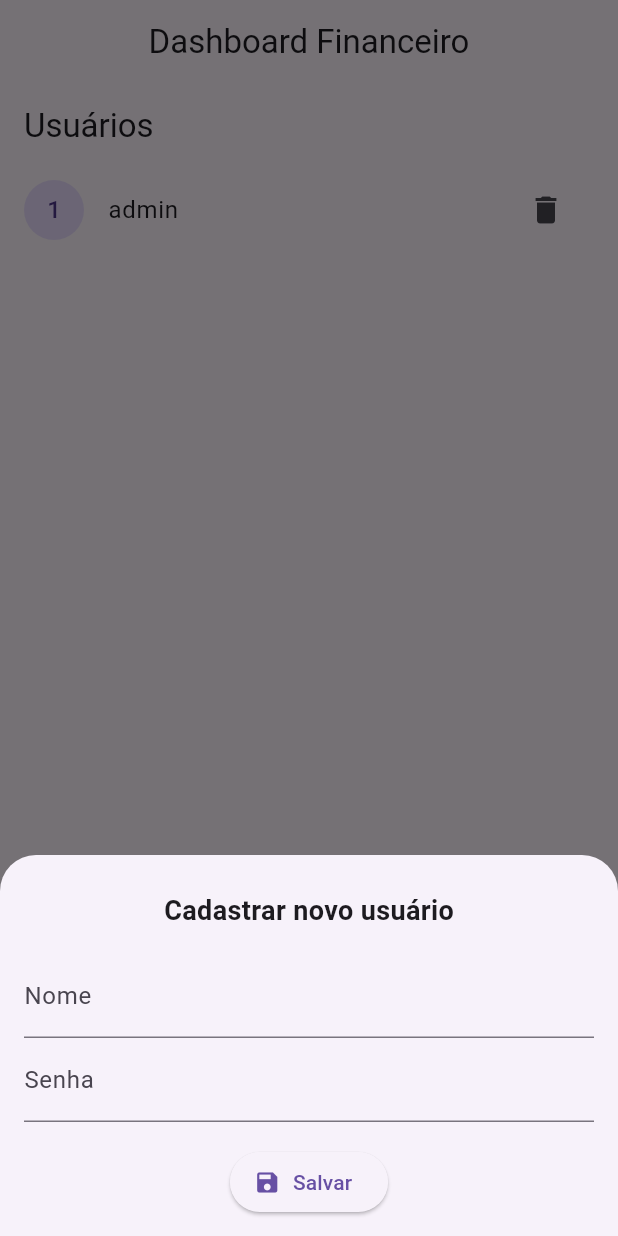
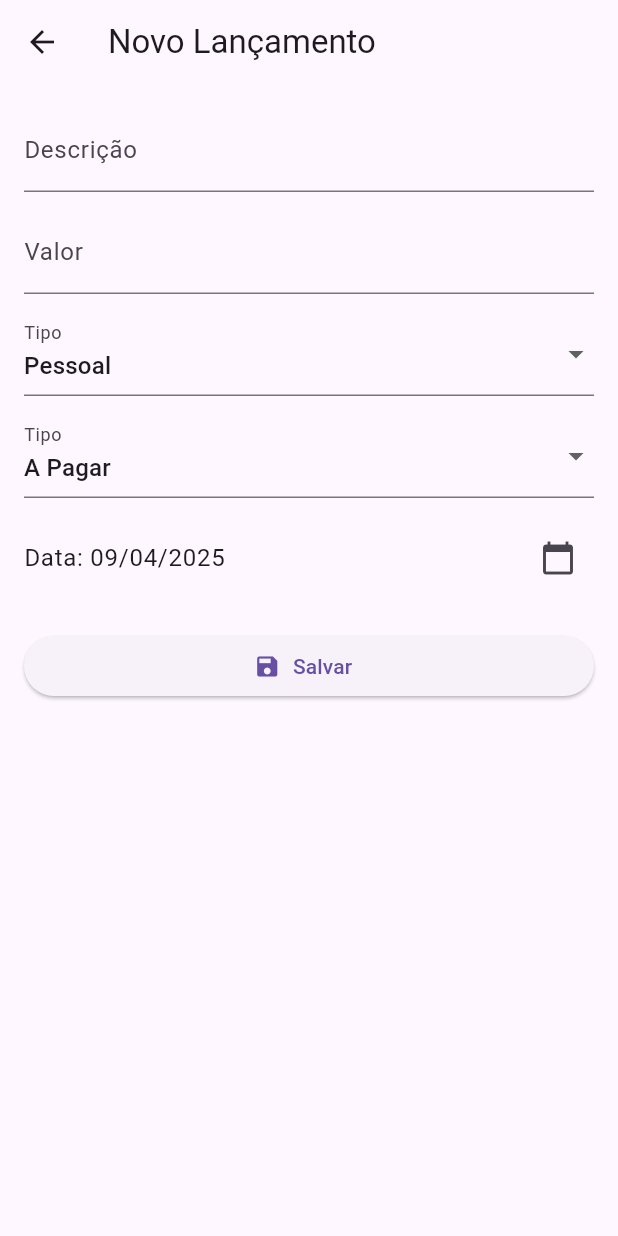
Before and after one commit to tiagocrisostomo/flutter-sqlite-modular, a Flutter app: the HomePage screen opened directly, item 2 of the bottom bar chosen, after a tap on the "add" icon, on a phone screen of 412 x 824 dp. Run offline on Flutter 3.47's test engine with Material 3 defaults, Android fonts, the phone set to English and light mode, and no system bars; our stand-ins replace sqflite; accounts and stored records are empty.

Commit message:
Atualizações do Painel e inclusão dos lançamentos no banco de dados.

```diff
--- a/lib/main.dart
+++ b/lib/main.dart
@@ -1,5 +1,6 @@
 import 'package:db_sqlite/store/auth_store.dart';
 import 'package:db_sqlite/screens/login_screen.dart';
+import 'package:db_sqlite/store/finan_lancamento_store.dart';
 
 import 'package:db_sqlite/store/usuario_store.dart';
 import 'package:db_sqlite/utils/seed.dart';
@@ -15,6 +16,7 @@ void main() async {
       providers: [
         ChangeNotifierProvider(create: (_) => AuthStore()),
         ChangeNotifierProvider(create: (_) => UsuarioStore()),
+        ChangeNotifierProvider(create: (_) => LancamentoStore()),
       ],
       child: MaterialApp(home: LoginScreen(), title: 'Login local'),
     ),
--- a/lib/screens/home.dart
+++ b/lib/screens/home.dart
@@ -1,4 +1,5 @@
 import 'package:db_sqlite/screens/usuario_screen.dart';
+import 'package:db_sqlite/widgets/finan_lancamento_form.dart';
 import 'package:db_sqlite/widgets/finan_painel.dart';
 import 'package:flutter/material.dart';
 
@@ -30,19 +31,19 @@ class _HomePageState extends State<HomePage> {
         currentIndex: paginaAtual,
         onTap: (index) => setState(() => paginaAtual = index),
         items: const [
-          BottomNavigationBarItem(
-            icon: Icon(Icons.pie_chart),
-            label: 'Painel',
-          ),
-          BottomNavigationBarItem(
-            icon: Icon(Icons.people),
-            label: 'Usuários',
-          ),
-          BottomNavigationBarItem(
-            icon: Icon(Icons.settings),
-            label: 'Config',
-          ),
+          BottomNavigationBarItem(icon: Icon(Icons.pie_chart), label: 'Painel'),
+          BottomNavigationBarItem(icon: Icon(Icons.people), label: 'Usuários'),
+          BottomNavigationBarItem(icon: Icon(Icons.settings), label: 'Config'),
         ],
+      ),
+      floatingActionButton: FloatingActionButton(
+        onPressed: () {
+          Navigator.push(
+            context,
+            MaterialPageRoute(builder: (_) => const FormLancamento()),
+          );
+        },
+        child: const Icon(Icons.add),
       ),
     );
   }
--- /dev/null
+++ b/lib/store/finan_lancamento_store.dart
@@ -0,0 +1,20 @@
+import 'package:db_sqlite/data/services/finan_lancamento_service.dart';
+import 'package:flutter/material.dart';
+
+class LancamentoStore extends ChangeNotifier {
+  final _service = LancamentoService();
+
+  double receitas = 0.0;
+  double despesas = 0.0;
+  double tipoGeral = 0.0;
+  double tipoPessoal = 0.0;
+  double get saldo => receitas - despesas;
+
+  Future<void> carregarPainel() async {
+    receitas = await _service.totalAreceber();
+    despesas = await _service.totalApagar();
+    tipoGeral = await _service.totalTipoGeral();
+    tipoPessoal = await _service.totalTipoPessoal();
+    notifyListeners();
+  }
+}
--- /dev/null
+++ b/lib/widgets/finan_lancamento_form.dart
@@ -0,0 +1,141 @@
+import 'package:db_sqlite/data/model/finan_lancamento.dart';
+import 'package:db_sqlite/data/services/finan_lancamento_service.dart';
+import 'package:db_sqlite/store/finan_lancamento_store.dart';
+import 'package:flutter/material.dart';
+import 'package:provider/provider.dart';
+
+class FormLancamento extends StatefulWidget {
+  const FormLancamento({super.key});
+
+  @override
+  State<FormLancamento> createState() => _FormLancamentoState();
+}
+
+class _FormLancamentoState extends State<FormLancamento> {
+  final _formKey = GlobalKey<FormState>();
+
+  final _descricaoController = TextEditingController();
+  final _valorController = TextEditingController();
+  int tipoId = 1;
+  int categoriaId = 1;
+  int usuarioId = 1;
+  DateTime _dataSelecionada = DateTime.now();
+
+  Future<void> _salvarLancamento() async {
+    if (_formKey.currentState!.validate()) {
+      final lancamento = FinanLancamento(
+        descricao: _descricaoController.text,
+        valor: double.parse(_valorController.text),
+        data: _dataSelecionada.toString(),
+        tipoId: tipoId,
+        categoriaId: categoriaId,
+        usuarioId: usuarioId,
+      );
+
+      await LancamentoService().salvarOuAtualizarFinanLancamento(lancamento);
+
+      if (!mounted) return;
+      await context.read<LancamentoStore>().carregarPainel();
+
+      Navigator.pop(context); // fecha o modal
+
+      ScaffoldMessenger.of(context).showSnackBar(
+        const SnackBar(
+          content: Text('Lançamento salvo com sucesso!'),
+          backgroundColor: Colors.green,
+        ),
+      );
+    }
+  }
+
+  @override
+  Widget build(BuildContext context) {
+    return Scaffold(
+      appBar: AppBar(title: const Text('Novo Lançamento')),
+      body: Padding(
+        padding: const EdgeInsets.all(16),
+        child: Form(
+          key: _formKey,
+          child: ListView(
+            children: [
+              TextFormField(
+                controller: _descricaoController,
+                decoration: const InputDecoration(labelText: 'Descrição'),
+                validator:
+                    (value) =>
+                        value == null || value.isEmpty
+                            ? 'Informe a descrição'
+                            : null,
+              ),
+              const SizedBox(height: 12),
+              TextFormField(
+                controller: _valorController,
+                decoration: const InputDecoration(labelText: 'Valor'),
+                keyboardType: TextInputType.number,
+                validator:
+                    (value) =>
+                        value == null || double.tryParse(value) == null
+                            ? 'Valor inválido'
+                            : null,
+              ),
+              const SizedBox(height: 12),
+              DropdownButtonFormField<int>(
+                value: tipoId,
+                items: const [
+                  DropdownMenuItem(value: 1, child: Text('Pessoal')),
+                  DropdownMenuItem(value: 2, child: Text('Geral')),
+                ],
+                onChanged: (value) => setState(() => tipoId = value!),
+                decoration: const InputDecoration(labelText: 'Tipo'),
+              ),
+              const SizedBox(height: 12),
+              DropdownButtonFormField<int>(
+                value: categoriaId,
+                items: const [
+                  DropdownMenuItem(value: 1, child: Text('A Pagar')),
+                  DropdownMenuItem(value: 2, child: Text('A Receber')),
+                ],
+                onChanged: (value) => setState(() => categoriaId = value!),
+                decoration: const InputDecoration(labelText: 'Tipo'),
+              ),
+              const SizedBox(height: 12),
+              ListTile(
+                contentPadding: EdgeInsets.zero,
+                title: Text('Data: ${_formatarData(_dataSelecionada)}'),
+                trailing: IconButton(
+                  icon: const Icon(Icons.calendar_today),
+                  onPressed: _selecionarData,
+                ),
+              ),
+              const SizedBox(height: 20),
+              ElevatedButton.icon(
+                onPressed: _salvarLancamento,
+                icon: const Icon(Icons.save),
+                label: const Text('Salvar'),
+              ),
+            ],
+          ),
+        ),
+      ),
+    );
+  }
+
+  Future<void> _selecionarData() async {
+    final dataEscolhida = await showDatePicker(
+      context: context,
+      initialDate: _dataSelecionada,
+      firstDate: DateTime(2000),
+      lastDate: DateTime.now().add(const Duration(days: 365)),
+    );
+
+    if (dataEscolhida != null) {
+      setState(() {
+        _dataSelecionada = dataEscolhida;
+      });
+    }
+  }
+
+  String _formatarData(DateTime data) {
+    return '${data.day.toString().padLeft(2, '0')}/${data.month.toString().padLeft(2, '0')}/${data.year}';
+  }
+}
--- a/lib/widgets/finan_painel.dart
+++ b/lib/widgets/finan_painel.dart
@@ -1,41 +1,73 @@
+import 'package:db_sqlite/store/finan_lancamento_store.dart';
 import 'package:flutter/material.dart';
+import 'package:provider/provider.dart';
 
 class PainelFinanceiro extends StatelessWidget {
   const PainelFinanceiro({super.key});
 
   @override
   Widget build(BuildContext context) {
-    // Exemplo fixo, você pode trocar por store ou service depois
-    final totalReceitas = 2500.0;
-    final totalDespesas = 1800.0;
-    final saldo = totalReceitas - totalDespesas;
+    final store = context.watch<LancamentoStore>();
 
     return Padding(
       padding: const EdgeInsets.all(16),
       child: Column(
         children: [
-          _infoTile('Receitas', totalReceitas, Colors.green),
+          _infoTile(
+            'Receitas',
+            store.receitas,
+            Colors.green,
+            Icon(Icons.monetization_on, color: Colors.green),
+          ),
           const SizedBox(height: 8),
-          _infoTile('Despesas', totalDespesas, Colors.red),
+          _infoTile(
+            'Despesas',
+            store.despesas,
+            Colors.red,
+            Icon(Icons.monetization_on, color: Colors.red),
+          ),
           const SizedBox(height: 8),
-          _infoTile('Saldo', saldo, saldo >= 0 ? Colors.blue : Colors.orange),
+          _infoTile(
+            'Saldo',
+            store.saldo,
+            store.saldo >= 0 ? Colors.blue : Colors.orange,
+            Icon(
+              Icons.monetization_on,
+              color: store.saldo >= 0 ? Colors.blue : Colors.orange,
+            ),
+          ),
+          Divider(color: Colors.grey.shade300, thickness: 4, height: 32),
+          _infoTile(
+            'Tipo Geral',
+            store.tipoGeral,
+            Colors.purple,
+            Icon(Icons.credit_card, color: Colors.purple),
+          ),
+          const SizedBox(height: 8),
+          _infoTile(
+            'Tipo Pessoal',
+            store.tipoPessoal,
+            Colors.teal,
+            Icon(Icons.credit_card, color: Colors.teal),
+          ),
+          const SizedBox(height: 8),
         ],
       ),
     );
   }
 
-  Widget _infoTile(String label, double valor, Color cor) {
+  Widget _infoTile(String label, double valor, Color cor, Icon icone) {
     return Card(
+      shape: RoundedRectangleBorder(borderRadius: BorderRadius.circular(12)),
       elevation: 2,
-      shape: RoundedRectangleBorder(borderRadius: BorderRadius.circular(12)),
       child: ListTile(
-        leading: Icon(Icons.monetization_on, color: cor),
+        leading: icone,
         title: Text(label),
         trailing: Text(
           'R\$ ${valor.toStringAsFixed(2)}',
           style: TextStyle(
+            color: cor,
             fontSize: 16,
-            color: cor,
             fontWeight: FontWeight.bold,
           ),
         ),
```
Also changed, not shown: lib/data/dao/finan_lancamento_dao.dart (added, +64 -0 lines), lib/data/services/finan_lancamento_service.dart (added, +29 -0 lines).
